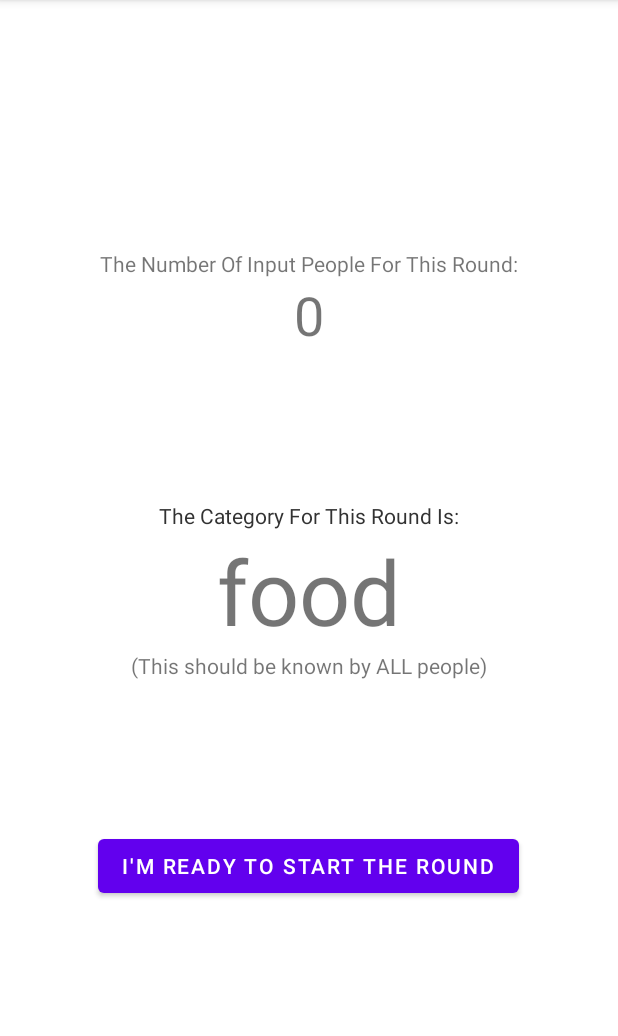
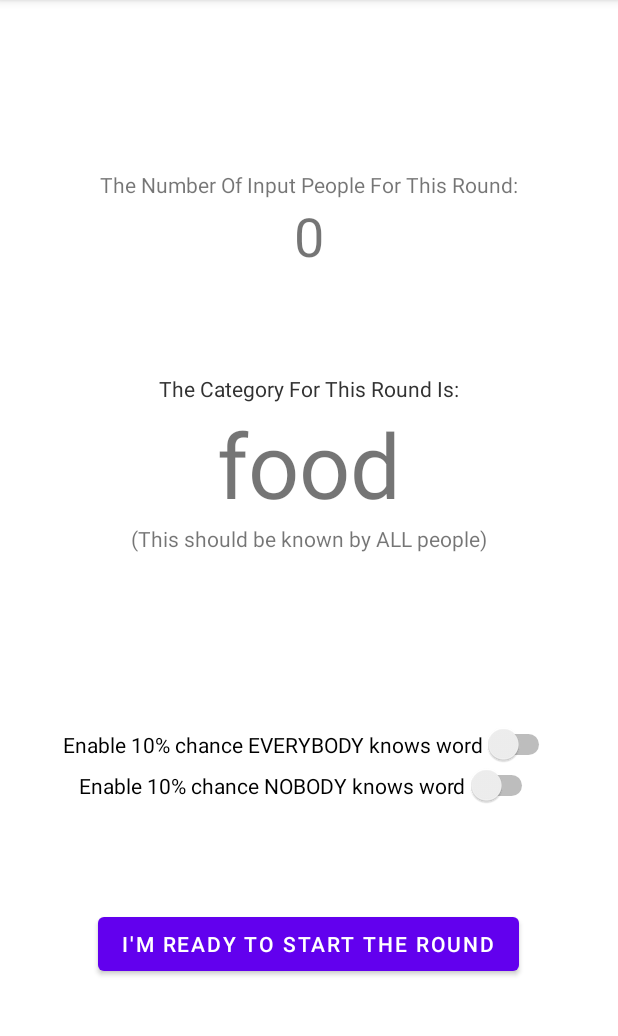
Before and after one commit to max-desousa/secretRole, an Android app: the CategoryOpenDisplay screen opened directly, with no data from a screen before it, on a phone screen of 412 x 824 dp, the part 84-1120 px from its top. Run offline under Robolectric (Android 15) with nearby library versions, the phone set to English and light mode, and no system bars; 1 statement that could not run was skipped.

Commit message:
A rushed adding of the two buttons re: 10%
a friend mentioned that it might be a good idea to add options to add
the possibility that no individual knows the given word and/or add a
possibility such that everyone knows the word for extra challenges.

```diff
--- a/app/src/main/java/com/example/onepersondoesntknowword/CategoryOpenDisplay.java
+++ b/app/src/main/java/com/example/onepersondoesntknowword/CategoryOpenDisplay.java
@@ -6,6 +6,7 @@ import android.content.Intent;
 import android.os.Bundle;
 import android.util.Log;
 import android.widget.Button;
+import android.widget.Switch;
 import android.widget.TextView;
 import android.widget.Toast;
 
@@ -27,6 +28,8 @@ public class CategoryOpenDisplay extends AppCompatActivity {
 
     private TextView mCategoryOfWord;
     private Button mFinalStartRoundButton;
+    private Switch mEverybodyKnowsWordSwitch;
+    private Switch mNobodyKnowsWordSwitch;
 
     private final List<WordCategoryPair> wordList = new ArrayList<>();
 
@@ -49,6 +52,8 @@ public class CategoryOpenDisplay extends AppCompatActivity {
 
         mCategoryOfWord = (TextView)findViewById(R.id.categoryTextView);
         mFinalStartRoundButton = (Button)findViewById(R.id.finalStartRoundButton);
+        mEverybodyKnowsWordSwitch = (Switch)findViewById(R.id.switch_chanceEveryoneKnows);
+        mNobodyKnowsWordSwitch = (Switch)findViewById(R.id.switch_chanceNooneKnows);
 
         TextView mNumberOfPeople = (TextView) findViewById(R.id.numberOfInputPeopleTextView);
         mNumberOfPeople.setText(String.valueOf(numberOfPeople));
@@ -119,11 +124,30 @@ public class CategoryOpenDisplay extends AppCompatActivity {
     }
 
     private void startRound() {
+
+        Random random = new Random();
+
+        boolean everybodyKnows = false;
+        boolean nobodyKnows = false;
+        int decidingDigit = random.nextInt(10);
+
+        if ((decidingDigit == 0) && (mEverybodyKnowsWordSwitch.isChecked())) {
+            everybodyKnows = true;
+        }
+
+        if ((decidingDigit == 1) && (mNobodyKnowsWordSwitch.isChecked())) {
+            nobodyKnows = true;
+        }
+
+
+
         Intent i = new Intent(CategoryOpenDisplay.this, WordPrivateDisplay.class);
         i.putExtra(WordPrivateDisplay.EXTRA_NUMBER_OF_PEOPLE, numberOfPeople);
         i.putExtra(WordPrivateDisplay.EXTRA_IGNORANT_PERSON_NUMBER, numberOfPersonThatDoesNotGetToKnowWord);
         i.putExtra(WordPrivateDisplay.EXTRA_WORD_UNDER_TEST, wordList.get(selectedWordIndex).getWord());
         i.putExtra(WordPrivateDisplay.EXTRA_CATEGORY_OF_WORD_UNDER_TEST, wordList.get(selectedWordIndex).getCategory());
+        i.putExtra(WordPrivateDisplay.EXTRA_EVERYBODY_KNOWS_WORD, everybodyKnows);
+        i.putExtra(WordPrivateDisplay.EXTRA_NOBODY_KNOWS_WORD, nobodyKnows);
         startActivity(i);
     }
 
--- a/app/src/main/res/layout/activity_category_open_display.xml
+++ b/app/src/main/res/layout/activity_category_open_display.xml
@@ -66,6 +66,23 @@
     <Space
         android:layout_width="match_parent"
         android:layout_height="wrap_content"
+        android:layout_weight="5" />
+
+    <Switch
+        android:id="@+id/switch_chanceEveryoneKnows"
+        android:layout_width="wrap_content"
+        android:layout_height="wrap_content"
+        android:text="@string/open_display_switch_everyone_text" />
+
+    <Switch
+        android:id="@+id/switch_chanceNooneKnows"
+        android:layout_width="wrap_content"
+        android:layout_height="wrap_content"
+        android:text="@string/open_display_switch_noone_text" />
+
+    <Space
+        android:layout_width="match_parent"
+        android:layout_height="wrap_content"
         android:layout_weight="3" />
 
     <Button
--- a/app/src/main/res/values/strings.xml
+++ b/app/src/main/res/values/strings.xml
@@ -13,4 +13,7 @@
     <string name="private_display_category_reminder_header">Psst… remember the category is:</string>
     <string name="private_display_ignorance_string">You don\'t get to know the word :(</string>
     <string name="private_display_all_people_shown_string">All people should have been shown the word…</string>
+    <string name="open_display_switch_everyone_text">Enable 10% chance EVERYBODY knows word</string>
+    <string name="open_display_switch_noone_text">Enable 10% chance NOBODY knows word</string>
+    <string name="private_display_rushed_change_has_broken">A rushed change has caused error. Let author know.</string>
 </resources>
```
Also changed, not shown: app/src/main/java/com/example/onepersondoesntknowword/WordPrivateDisplay.java (+25 -5 lines), 1 other file.
